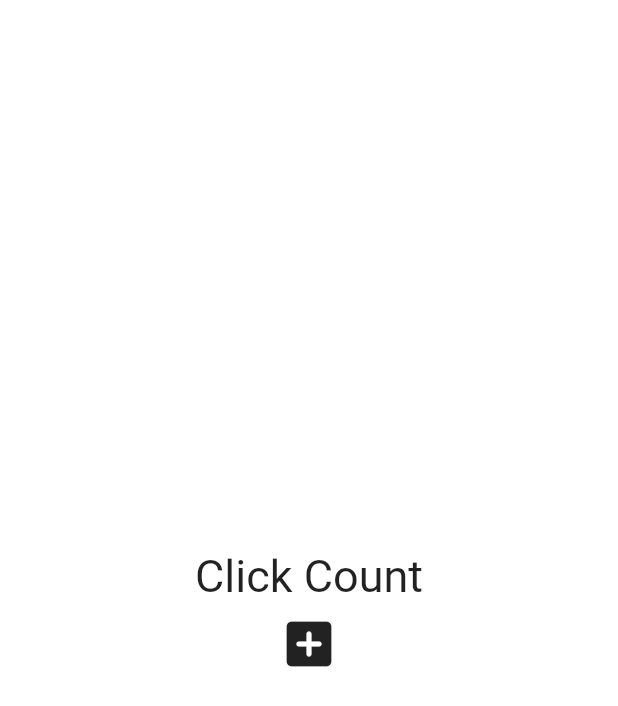
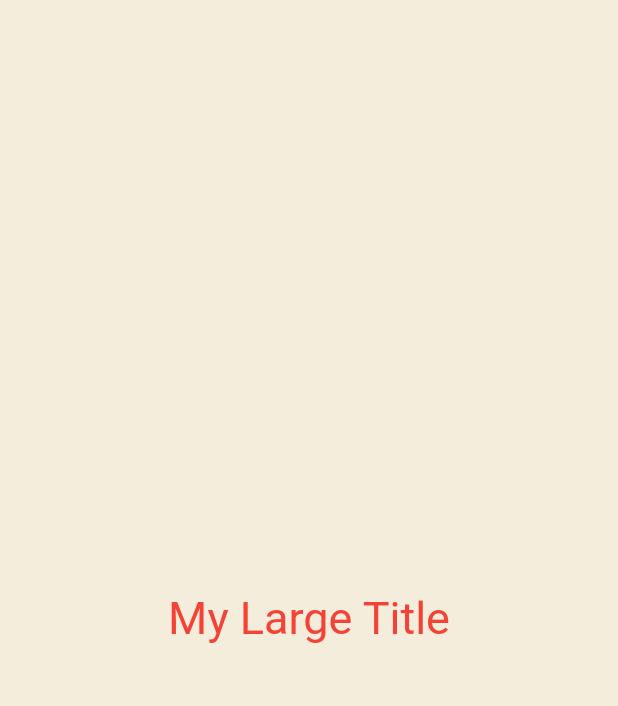
Before and after one commit to onethejay/toonflix, a Flutter app: the screen it shows after launch, on a phone screen of 412 x 824 dp. Shown: the top 706 px of the screen. Run offline on Flutter 3.47's test engine with Material 2 defaults, Android fonts, the phone set to English and light mode, and no system bars.

Commit message:
build context 실습. context로 위젯 트리에 접근해서 값을 가져올 수 있다. (부모 요소 등)

```diff
--- a/lib/main.dart
+++ b/lib/main.dart
@@ -12,35 +12,23 @@ class App extends StatefulWidget {
 }
 
 class _AppState extends State<App> {
-  List<int> numbers = [];
-
-  void onClicked() {
-    setState(() {
-      numbers.add(numbers.length);
-    });
-  }
-
   @override
   Widget build(BuildContext context) {
     return MaterialApp(
+      theme: ThemeData(
+        textTheme: TextTheme(
+          titleLarge: TextStyle(
+            color: Colors.red,
+          ),
+        ),
+      ),
       home: Scaffold(
-        backgroundColor: Colors.white,
+        backgroundColor: Color(0xFFF4EDDB),
         body: Center(
           child: Column(
             mainAxisAlignment: MainAxisAlignment.center,
             children: [
-              const Text(
-                "Click Count",
-                style: TextStyle(fontSize: 30),
-              ),
-              for (var n in numbers) Text('$n'),
-              IconButton(
-                iconSize: 40,
-                onPressed: onClicked,
-                icon: const Icon(
-                  Icons.add_box_rounded,
-                ),
-              )
+              MyLargeTitle(),
             ],
           ),
         ),
@@ -48,3 +36,21 @@ class _AppState extends State<App> {
     );
   }
 }
+
+class MyLargeTitle extends StatelessWidget {
+  const MyLargeTitle({
+    super.key,
+  });
+
+  @override
+  Widget build(BuildContext context) {
+    //context를 통해 앱의 위젯 트리에 접근할 수 있다.
+    return Text(
+      "My Large Title",
+      style: TextStyle(
+        fontSize: 30,
+        color: Theme.of(context).textTheme.titleLarge?.color,
+      ),
+    );
+  }
+}
```
